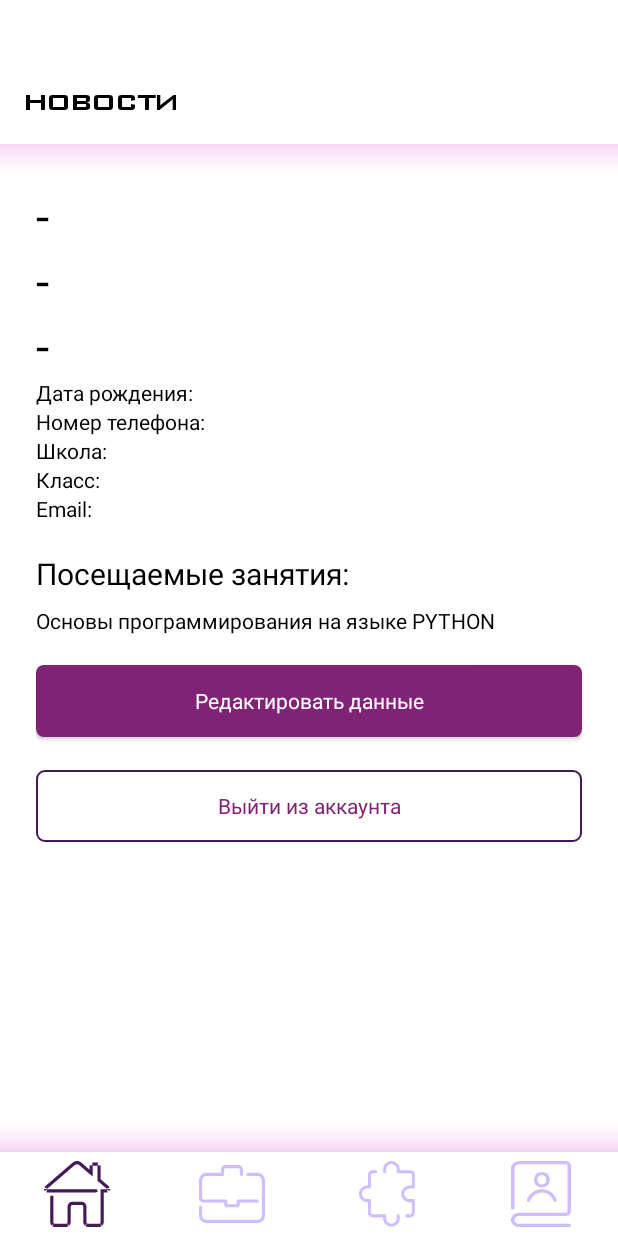
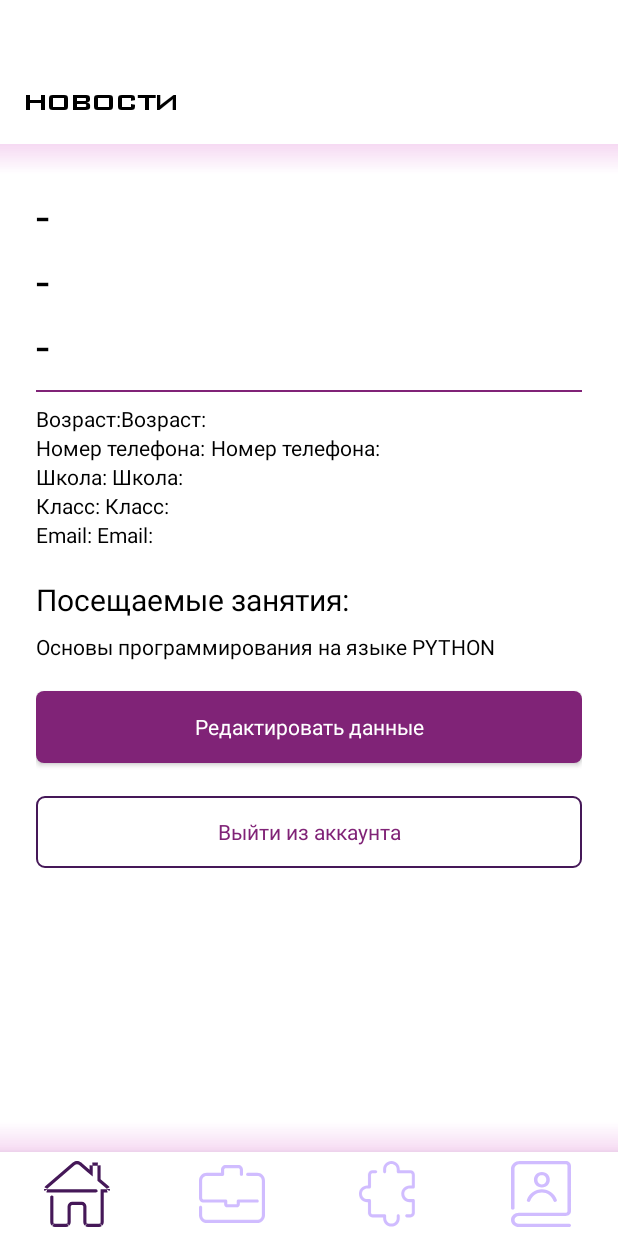
Before and after one commit to snejokart/quantorium, an Android app: the fragment FragmentProfileStudent placed in its activity, on a phone screen of 412 x 824 dp. Run offline under Robolectric (Android 15) with nearby library versions, the phone set to English and light mode, and no system bars; libraries missing offline, so code that uses them is left out: io.github.jan.supabase; Roboto replaces fonts that are not available here; 5 statements that could not run were skipped.

Commit message:
итоговый проект

```diff
--- a/app/src/main/res/layout/fragment_profile_student.xml
+++ b/app/src/main/res/layout/fragment_profile_student.xml
@@ -48,40 +48,111 @@
             android:textColor="@color/black"
             android:textSize="32sp" />
 
-        <TextView
-            style="@style/text_style"
-            android:id="@+id/date_birth"
+        <View
+            android:id="@+id/view2"
             android:layout_width="match_parent"
-            android:layout_height="wrap_content"
-            android:text="Дата рождения:" />
+            android:layout_height="1dp"
+            android:layout_marginTop="8dp"
+            android:layout_marginBottom="8dp"
+            android:background="@color/btn_color" />
+
+        <LinearLayout
+            android:layout_width="match_parent"
+            android:layout_height="match_parent"
+            android:orientation="horizontal">
 
             <TextView
                 style="@style/text_style"
+                android:layout_width="wrap_content"
+                android:layout_height="wrap_content"
+                android:text="Возраст:" />
+
+            <TextView
+                android:id="@+id/date_birth"
+                style="@style/text_style"
+                android:layout_width="match_parent"
+                android:layout_height="wrap_content"
+                android:layout_weight="1"
+                android:text="Возраст:" />
+        </LinearLayout>
+
+        <LinearLayout
+            android:layout_width="match_parent"
+            android:layout_height="match_parent"
+            android:orientation="horizontal">
+
+            <TextView
+                style="@style/text_style"
+                android:layout_width="wrap_content"
+                android:layout_height="wrap_content"
+                android:text="Номер телефона: " />
+
+            <TextView
                 android:id="@+id/tel_number"
+                style="@style/text_style"
                 android:layout_width="match_parent"
                 android:layout_height="wrap_content"
                 android:text="Номер телефона:" />
+        </LinearLayout>
+
+        <LinearLayout
+            android:layout_width="match_parent"
+            android:layout_height="match_parent"
+            android:orientation="horizontal">
 
             <TextView
                 style="@style/text_style"
+                android:layout_width="wrap_content"
+                android:layout_height="wrap_content"
+                android:text="Школа: " />
+
+            <TextView
                 android:id="@+id/school"
+                style="@style/text_style"
                 android:layout_width="match_parent"
                 android:layout_height="wrap_content"
-            android:text="Школа:" />
+                android:text="Школа: " />
+        </LinearLayout>
+
+        <LinearLayout
+            android:layout_width="match_parent"
+            android:layout_height="match_parent"
+            android:orientation="horizontal">
 
             <TextView
                 style="@style/text_style"
-            android:id="@+id/class_number"
-            android:layout_width="match_parent"
+                android:layout_width="wrap_content"
                 android:layout_height="wrap_content"
                 android:text="Класс: " />
 
             <TextView
+                android:id="@+id/class_number"
                 style="@style/text_style"
-            android:id="@+id/user_email"
                 android:layout_width="match_parent"
                 android:layout_height="wrap_content"
+                android:layout_weight="1"
+                android:text="Класс: " />
+        </LinearLayout>
+
+        <LinearLayout
+            android:layout_width="match_parent"
+            android:layout_height="match_parent"
+            android:orientation="horizontal">
+
+            <TextView
+                style="@style/text_style"
+                android:layout_width="wrap_content"
+                android:layout_height="wrap_content"
                 android:text="Email: " />
+
+            <TextView
+                android:id="@+id/user_email"
+                style="@style/text_style"
+                android:layout_width="match_parent"
+                android:layout_height="wrap_content"
+                android:layout_weight="1"
+                android:text="Email: " />
+        </LinearLayout>
 
         <TextView
             android:id="@+id/textView23"
--- a/app/src/main/res/layout/fragment_schedule.xml
+++ b/app/src/main/res/layout/fragment_schedule.xml
@@ -5,13 +5,13 @@
     android:layout_height="match_parent"
     xmlns:app="http://schemas.android.com/apk/res-auto"
     android:orientation="vertical"
-    android:padding="16dp"
     tools:context=".activities.FragmentSchedule">
 
     <androidx.recyclerview.widget.RecyclerView
         android:id="@+id/scheduleRecyclerView"
         android:layout_width="match_parent"
         android:layout_height="match_parent"
+        android:padding="24dp"
         tools:listitem="@layout/item_shedule" />
 
     <ProgressBar
```
Also changed, not shown: app/src/main/java/com/example/quantorium/activities/FragmentProfileStudent.kt (+5 -9 lines), app/src/main/java/com/example/quantorium/activities/FragmentSettings.kt (+5 -4 lines), app/src/main/java/com/example/quantorium/activities/MainActivity.kt (+2 -8 lines), app/src/main/java/com/example/quantorium/adapters/NewsAdapterRecyclerView.kt (+13 -2 lines), app/src/main/java/com/example/quantorium/models/ScheduleViewModel.kt (+21 -2 lines), app/src/main/res/layout/fragment_edit_profile_metadata.xml (+4 -3 lines), app/src/main/res/layout/item_news.xml (+9 -1 lines), app/src/main/res/layout/item_shedule.xml (+38 -11 lines), app/src/main/res/values-night/strings.xml (added, +12 -0 lines). Lines whose indentation alone changed are shown as unchanged.
